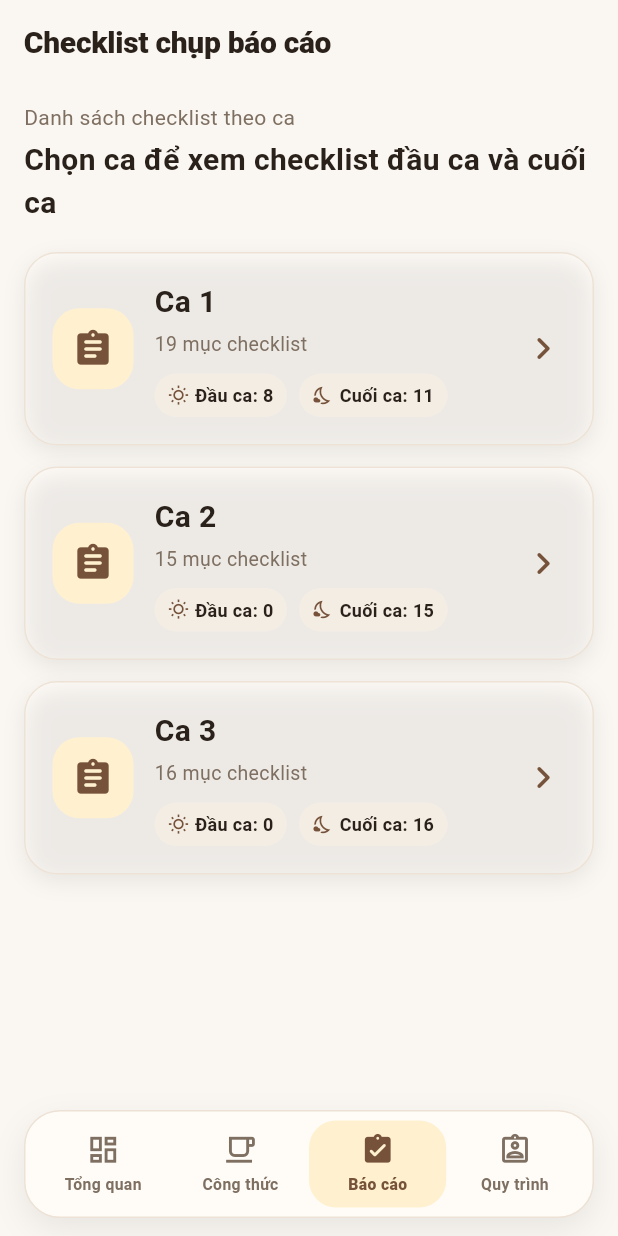
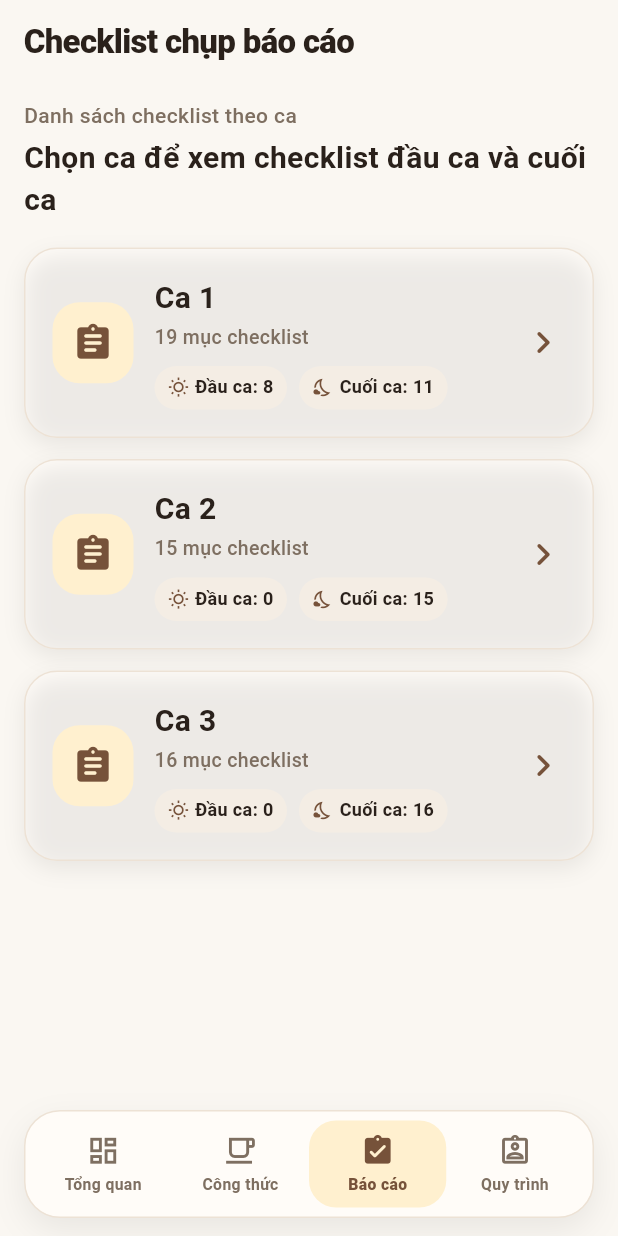
Before and after one commit to HoQuocThang1412/brewbook_app, a Flutter app: the screen it shows after launch, item 3 of the bottom bar chosen, on a phone screen of 412 x 824 dp. Run offline on Flutter 3.47's test engine with Material 3 defaults, Android fonts, the phone set to English and light mode, and no system bars; our stand-ins replace hive, hive_flutter; accounts and stored records are empty; statements that could not run were skipped.

Commit message:
Refine typography and card styling

```diff
--- a/lib/theme/app_theme.dart
+++ b/lib/theme/app_theme.dart
@@ -17,14 +17,48 @@ class AppTheme {
       ),
       scaffoldBackgroundColor: AppColors.background,
       fontFamily: 'Roboto',
+      visualDensity: VisualDensity.standard,
     );
 
     final inputBorder = OutlineInputBorder(
-      borderRadius: BorderRadius.circular(16),
+      borderRadius: BorderRadius.circular(18),
       borderSide: const BorderSide(color: AppColors.border),
     );
 
+    final textTheme = base.textTheme.apply(
+      bodyColor: AppColors.textPrimary,
+      displayColor: AppColors.textPrimary,
+    ).copyWith(
+      titleLarge: const TextStyle(
+        color: AppColors.textPrimary,
+        fontSize: 22,
+        height: 1.16,
+        fontWeight: FontWeight.w800,
+        letterSpacing: -0.45,
+      ),
+      titleMedium: const TextStyle(
+        color: AppColors.textPrimary,
+        fontSize: 16,
+        height: 1.25,
+        fontWeight: FontWeight.w750,
+        letterSpacing: -0.2,
+      ),
+      bodyMedium: const TextStyle(
+        color: AppColors.textPrimary,
+        fontSize: 14,
+        height: 1.38,
+        fontWeight: FontWeight.w500,
+      ),
+      bodySmall: const TextStyle(
+        color: AppColors.textSecondary,
+        fontSize: 12.5,
+        height: 1.35,
+        fontWeight: FontWeight.w500,
+      ),
+    );
+
     return base.copyWith(
+      textTheme: textTheme,
       appBarTheme: const AppBarTheme(
         backgroundColor: AppColors.background,
         foregroundColor: AppColors.textPrimary,
@@ -33,22 +67,19 @@ class AppTheme {
         centerTitle: false,
         titleTextStyle: TextStyle(
           color: AppColors.textPrimary,
-          fontSize: 20,
+          fontSize: 22,
           fontWeight: FontWeight.w800,
-          letterSpacing: -0.2,
+          height: 1.15,
+          letterSpacing: -0.45,
         ),
         iconTheme: IconThemeData(color: AppColors.textPrimary),
-      ),
-      textTheme: base.textTheme.apply(
-        bodyColor: AppColors.textPrimary,
-        displayColor: AppColors.textPrimary,
       ),
       cardTheme: CardThemeData(
         color: AppColors.surface,
         elevation: 0,
         margin: EdgeInsets.zero,
         shape: RoundedRectangleBorder(
-          borderRadius: BorderRadius.circular(20),
+          borderRadius: BorderRadius.circular(22),
           side: const BorderSide(color: AppColors.border, width: 1),
         ),
       ),
@@ -59,10 +90,10 @@ class AppTheme {
         border: inputBorder,
         enabledBorder: inputBorder,
         focusedBorder: inputBorder.copyWith(
-          borderSide: const BorderSide(color: AppColors.coffeeBrown, width: 1.5),
+          borderSide: const BorderSide(color: AppColors.coffeeBrown, width: 1.4),
         ),
-        hintStyle: const TextStyle(color: AppColors.textSecondary),
-        labelStyle: const TextStyle(color: AppColors.textSecondary),
+        hintStyle: const TextStyle(color: AppColors.textSecondary, fontWeight: FontWeight.w500),
+        labelStyle: const TextStyle(color: AppColors.textSecondary, fontWeight: FontWeight.w500),
         prefixIconColor: AppColors.textSecondary,
       ),
       elevatedButtonTheme: ElevatedButtonThemeData(
@@ -70,7 +101,7 @@ class AppTheme {
           backgroundColor: AppColors.coffeeBrown,
           foregroundColor: Colors.white,
           padding: const EdgeInsets.symmetric(horizontal: 22, vertical: 14),
-          shape: RoundedRectangleBorder(borderRadius: BorderRadius.circular(14)),
+          shape: RoundedRectangleBorder(borderRadius: BorderRadius.circular(16)),
           textStyle: const TextStyle(fontSize: 15, fontWeight: FontWeight.w700),
           elevation: 0,
         ),
@@ -80,7 +111,7 @@ class AppTheme {
           foregroundColor: AppColors.coffeeBrown,
           side: const BorderSide(color: AppColors.border),
           padding: const EdgeInsets.symmetric(horizontal: 22, vertical: 14),
-          shape: RoundedRectangleBorder(borderRadius: BorderRadius.circular(14)),
+          shape: RoundedRectangleBorder(borderRadius: BorderRadius.circular(16)),
           textStyle: const TextStyle(fontSize: 15, fontWeight: FontWeight.w700),
         ),
       ),
@@ -91,12 +122,14 @@ class AppTheme {
         backgroundColor: AppColors.coffeeBrown,
         foregroundColor: Colors.white,
         elevation: 0,
+        shape: RoundedRectangleBorder(borderRadius: BorderRadius.all(Radius.circular(20))),
       ),
       chipTheme: base.chipTheme.copyWith(
         backgroundColor: AppColors.surfaceAlt,
         selectedColor: AppColors.goldSoft,
-        labelStyle: const TextStyle(color: AppColors.textPrimary, fontWeight: FontWeight.w600),
+        labelStyle: const TextStyle(color: AppColors.textPrimary, fontWeight: FontWeight.w650),
         side: const BorderSide(color: AppColors.border),
+        padding: const EdgeInsets.symmetric(horizontal: 10, vertical: 8),
       ),
       bottomNavigationBarTheme: const BottomNavigationBarThemeData(
         backgroundColor: AppColors.surface,
@@ -107,9 +140,9 @@ class AppTheme {
       ),
       snackBarTheme: SnackBarThemeData(
         backgroundColor: AppColors.textPrimary,
-        contentTextStyle: const TextStyle(color: Colors.white),
+        contentTextStyle: const TextStyle(color: Colors.white, fontWeight: FontWeight.w600),
         behavior: SnackBarBehavior.floating,
-        shape: RoundedRectangleBorder(borderRadius: BorderRadius.circular(14)),
+        shape: RoundedRectangleBorder(borderRadius: BorderRadius.circular(16)),
       ),
       dialogTheme: DialogThemeData(
         backgroundColor: AppColors.surface,
@@ -117,14 +150,15 @@ class AppTheme {
           color: AppColors.textPrimary,
           fontSize: 20,
           fontWeight: FontWeight.w800,
+          letterSpacing: -0.3,
         ),
-        contentTextStyle: const TextStyle(color: AppColors.textSecondary, height: 1.35),
-        shape: RoundedRectangleBorder(borderRadius: BorderRadius.circular(20)),
+        contentTextStyle: const TextStyle(color: AppColors.textSecondary, height: 1.38),
+        shape: RoundedRectangleBorder(borderRadius: BorderRadius.circular(22)),
       ),
       popupMenuTheme: PopupMenuThemeData(
         color: AppColors.surface,
         shape: RoundedRectangleBorder(borderRadius: BorderRadius.circular(16)),
-        textStyle: const TextStyle(color: AppColors.textPrimary),
+        textStyle: const TextStyle(color: AppColors.textPrimary, fontWeight: FontWeight.w600),
       ),
       dividerTheme: const DividerThemeData(color: AppColors.border),
       progressIndicatorTheme: const ProgressIndicatorThemeData(
```
